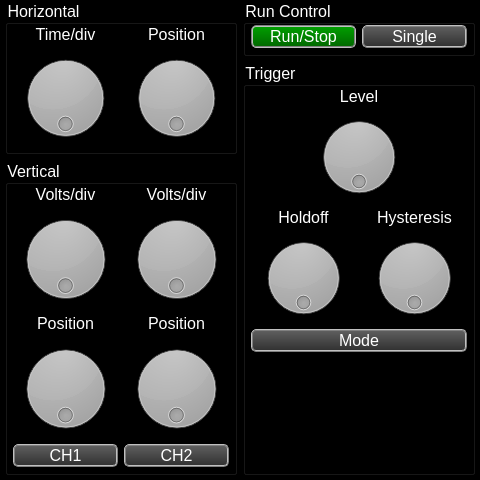
This is src/ui/panel.ui in yuu528/MultiView as Qt 5 draws it before an edit. The edited form follows.
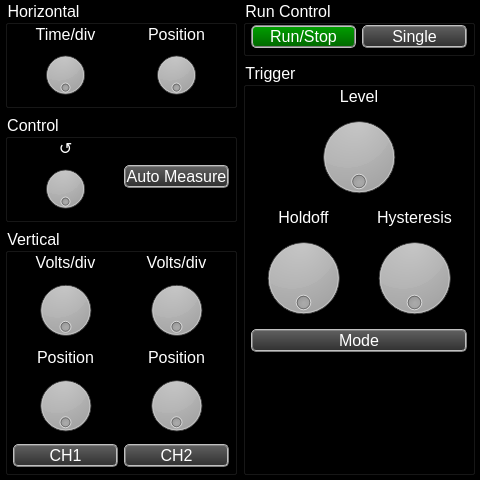
This is the edited form.

Commit message: Add auto measure

Patch:
```diff
--- a/src/ui/panel.ui
+++ b/src/ui/panel.ui
@@ -48,21 +48,21 @@
 	border: 2px groove gray;
 }
 
-QPushButton#panel3_button1 {
+QPushButton#panel4_button1 {
 	background: qlineargradient(x1:0, y1:0, x2:0, y2:1, stop:0 #ff6a00, stop:1 #ff0000);
 }
 
-QPushButton#panel3_button1:pressed {
+QPushButton#panel4_button1:pressed {
 	background: qlineargradient(x1:0, y1:0, x2:0, y2:1, stop:0 #ff0000, stop:1 #ff6a00);
 	border: 2px groove gray;
 }
 
-QPushButton#panel3_button1:checked {
+QPushButton#panel4_button1:checked {
 	background: qlineargradient(x1:0, y1:0, x2:0, y2:1, stop:0 #01a000, stop:1 #016700);
 	border: 2px groove gray;
 }
 
-QPushButton#panel3_button1:checked:pressed {
+QPushButton#panel4_button1:checked:pressed {
 	background: qlineargradient(x1:0, y1:0, x2:0, y2:1, stop:0 #016700, stop:1 #01a000);
 	border: 2px groove gray;
 }</string>
@@ -168,6 +168,61 @@
      </item>
      <item>
       <widget class="QGroupBox" name="panel2_group">
+       <property name="title">
+        <string>Control</string>
+       </property>
+       <layout class="QHBoxLayout" name="horizontalLayout_3">
+        <property name="leftMargin">
+         <number>5</number>
+        </property>
+        <property name="topMargin">
+         <number>0</number>
+        </property>
+        <property name="rightMargin">
+         <number>5</number>
+        </property>
+        <property name="bottomMargin">
+         <number>5</number>
+        </property>
+        <item>
+         <layout class="QVBoxLayout" name="verticalLayout_7">
+          <item>
+           <widget class="QLabel" name="panel2_label1">
+            <property name="text">
+             <string>↺</string>
+            </property>
+            <property name="alignment">
+             <set>Qt::AlignCenter</set>
+            </property>
+           </widget>
+          </item>
+          <item>
+           <widget class="QDial" name="panel2_dial1">
+            <property name="maximum">
+             <number>11</number>
+            </property>
+            <property name="pageStep">
+             <number>1</number>
+            </property>
+            <property name="wrapping">
+             <bool>true</bool>
+            </property>
+           </widget>
+          </item>
+         </layout>
+        </item>
+        <item>
+         <widget class="QPushButton" name="panel2_button1">
+          <property name="text">
+           <string>Auto Measure</string>
+          </property>
+         </widget>
+        </item>
+       </layout>
+      </widget>
+     </item>
+     <item>
+      <widget class="QGroupBox" name="panel3_group">
        <property name="sizePolicy">
         <sizepolicy hsizetype="Preferred" vsizetype="Preferred">
          <horstretch>0</horstretch>
@@ -193,7 +248,7 @@
         <item>
          <layout class="QVBoxLayout" name="verticalLayout_3">
           <item>
-           <widget class="QLabel" name="panel2_1_label1">
+           <widget class="QLabel" name="panel3_1_label1">
             <property name="text">
              <string>Volts/div</string>
             </property>
@@ -203,7 +258,7 @@
            </widget>
           </item>
           <item>
-           <widget class="QDial" name="panel2_1_dial1">
+           <widget class="QDial" name="panel3_1_dial1">
             <property name="sizePolicy">
              <sizepolicy hsizetype="Preferred" vsizetype="Preferred">
               <horstretch>0</horstretch>
@@ -222,7 +277,7 @@
            </widget>
           </item>
           <item>
-           <widget class="QLabel" name="panel2_1_label2">
+           <widget class="QLabel" name="panel3_1_label2">
             <property name="text">
              <string>Position</string>
             </property>
@@ -232,7 +287,7 @@
            </widget>
           </item>
           <item>
-           <widget class="QDial" name="panel2_1_dial2">
+           <widget class="QDial" name="panel3_1_dial2">
             <property name="sizePolicy">
              <sizepolicy hsizetype="Preferred" vsizetype="Preferred">
               <horstretch>0</horstretch>
@@ -251,7 +306,7 @@
            </widget>
           </item>
           <item>
-           <widget class="QPushButton" name="panel2_1_button">
+           <widget class="QPushButton" name="panel3_1_button">
             <property name="sizePolicy">
              <sizepolicy hsizetype="Preferred" vsizetype="Fixed">
               <horstretch>0</horstretch>
@@ -274,7 +329,7 @@
         <item>
          <layout class="QVBoxLayout" name="verticalLayout_5">
           <item>
-           <widget class="QLabel" name="panel2_2_label1">
+           <widget class="QLabel" name="panel3_2_label1">
             <property name="frameShape">
              <enum>QFrame::NoFrame</enum>
             </property>
@@ -287,7 +342,7 @@
            </widget>
           </item>
           <item>
-           <widget class="QDial" name="panel2_2_dial1">
+           <widget class="QDial" name="panel3_2_dial1">
             <property name="maximum">
              <number>11</number>
             </property>
@@ -300,7 +355,7 @@
            </widget>
           </item>
           <item>
-           <widget class="QLabel" name="panel2_2_label2">
+           <widget class="QLabel" name="panel3_2_label2">
             <property name="text">
              <string>Position</string>
             </property>
@@ -310,7 +365,7 @@
            </widget>
           </item>
           <item>
-           <widget class="QDial" name="panel2_2_dial2">
+           <widget class="QDial" name="panel3_2_dial2">
             <property name="maximum">
              <number>11</number>
             </property>
@@ -323,7 +378,7 @@
            </widget>
           </item>
           <item>
-           <widget class="QPushButton" name="panel2_2_button">
+           <widget class="QPushButton" name="panel3_2_button">
             <property name="sizePolicy">
              <sizepolicy hsizetype="Preferred" vsizetype="Fixed">
               <horstretch>0</horstretch>
@@ -351,7 +406,7 @@
    <item>
     <layout class="QVBoxLayout" name="verticalLayout_8">
      <item>
-      <widget class="QGroupBox" name="panel3_group">
+      <widget class="QGroupBox" name="panel4_group">
        <property name="sizePolicy">
         <sizepolicy hsizetype="Preferred" vsizetype="Maximum">
          <horstretch>0</horstretch>
@@ -375,7 +430,7 @@
          <number>5</number>
         </property>
         <item>
-         <widget class="QPushButton" name="panel3_toggle_button">
+         <widget class="QPushButton" name="panel4_toggle_button">
           <property name="text">
            <string>Run/Stop</string>
           </property>
@@ -388,7 +443,7 @@
          </widget>
         </item>
         <item>
-         <widget class="QPushButton" name="panel3_button">
+         <widget class="QPushButton" name="panel4_button">
           <property name="text">
            <string>Single</string>
           </property>
@@ -401,7 +456,7 @@
       </widget>
      </item>
      <item>
-      <widget class="QGroupBox" name="panel4_group">
+      <widget class="QGroupBox" name="panel5_group">
        <property name="sizePolicy">
         <sizepolicy hsizetype="Minimum" vsizetype="Preferred">
          <horstretch>0</horstretch>
@@ -427,7 +482,7 @@
         <item>
          <layout class="QVBoxLayout" name="verticalLayout_11">
           <item>
-           <widget class="QLabel" name="panel4_label1">
+           <widget class="QLabel" name="panel5_label1">
             <property name="sizePolicy">
              <sizepolicy hsizetype="Preferred" vsizetype="Preferred">
               <horstretch>0</horstretch>
@@ -443,7 +498,7 @@
            </widget>
           </item>
           <item>
-           <widget class="QDial" name="panel4_dial1">
+           <widget class="QDial" name="panel5_dial1">
             <property name="sizePolicy">
              <sizepolicy hsizetype="Preferred" vsizetype="Preferred">
               <horstretch>0</horstretch>
@@ -468,7 +523,7 @@
           <item>
            <layout class="QVBoxLayout" name="verticalLayout_2">
             <item>
-             <widget class="QLabel" name="panel4_label2">
+             <widget class="QLabel" name="panel5_label2">
               <property name="text">
                <string>Holdoff</string>
               </property>
@@ -478,7 +533,7 @@
              </widget>
             </item>
             <item>
-             <widget class="QDial" name="panel4_dial2">
+             <widget class="QDial" name="panel5_dial2">
               <property name="maximum">
                <number>11</number>
               </property>
@@ -495,7 +550,7 @@
           <item>
            <layout class="QVBoxLayout" name="verticalLayout_12">
             <item>
-             <widget class="QLabel" name="panel4_label3">
+             <widget class="QLabel" name="panel5_label3">
               <property name="text">
                <string>Hysteresis</string>
               </property>
@@ -505,7 +560,7 @@
              </widget>
             </item>
             <item>
-             <widget class="QDial" name="panel4_dial3">
+             <widget class="QDial" name="panel5_dial3">
               <property name="maximum">
                <number>11</number>
               </property>
@@ -522,7 +577,7 @@
          </layout>
         </item>
         <item>
-         <widget class="QPushButton" name="panel4_button1">
+         <widget class="QPushButton" name="panel5_button1">
           <property name="sizePolicy">
            <sizepolicy hsizetype="Minimum" vsizetype="Fixed">
             <horstretch>0</horstretch>
```
The commit also changes 3 other files.
